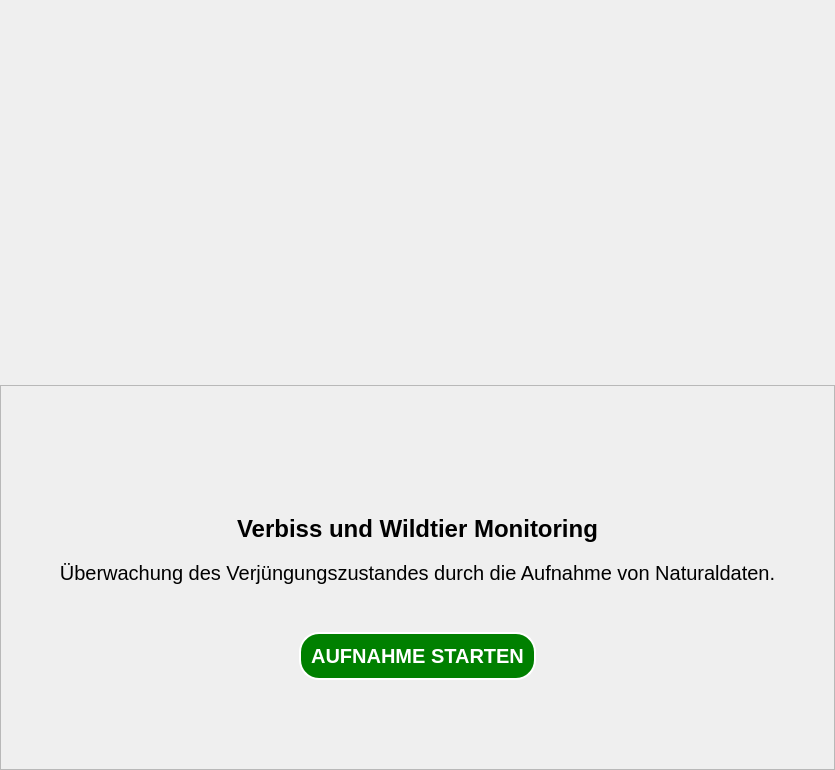
This is lfb_regeneration_wildlife_impact/gui/lfb_regeneration_wildlife_impact_dialog_base.ui in b-lack/qgis-fim-plugin as Qt 5 draws it before an edit. The edited form follows.
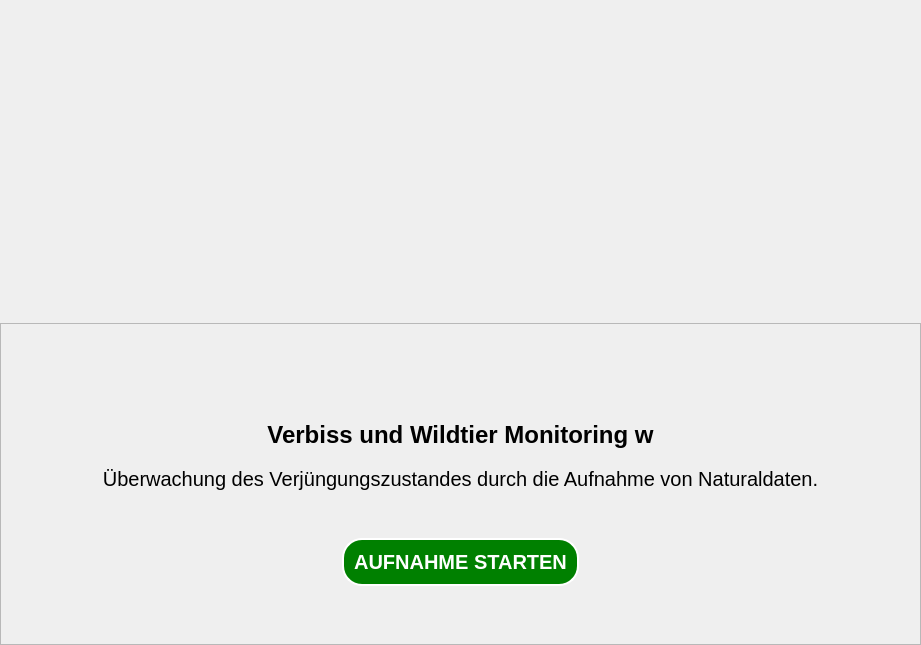
This is the edited form.

The edit to the form file:
```diff
--- a/lfb_regeneration_wildlife_impact/gui/lfb_regeneration_wildlife_impact_dialog_base.ui
+++ b/lfb_regeneration_wildlife_impact/gui/lfb_regeneration_wildlife_impact_dialog_base.ui
@@ -6,8 +6,8 @@
    <rect>
     <x>0</x>
     <y>0</y>
-    <width>835</width>
-    <height>770</height>
+    <width>921</width>
+    <height>645</height>
    </rect>
   </property>
   <property name="sizePolicy">
@@ -66,7 +66,7 @@
      <property name="styleSheet">
       <string notr="true">QTabBar{
     alignment: center;
-    background-color: #444;
+    background-color: #222;
     padding: 0px;
     margin: 0px;
     border: none;
@@ -140,8 +140,8 @@
        <rect>
         <x>0</x>
         <y>0</y>
-        <width>833</width>
-        <height>382</height>
+        <width>919</width>
+        <height>319</height>
        </rect>
       </property>
       <property name="sizePolicy">
@@ -185,7 +185,7 @@
              </font>
             </property>
             <property name="text">
-             <string>Verbiss und Wildtier Monitoring</string>
+             <string>Verbiss und Wildtier Monitoring w</string>
             </property>
             <property name="alignment">
              <set>Qt::AlignCenter</set>
```
Left out of the diff: 2 changed lines with no effect on the pictures.
